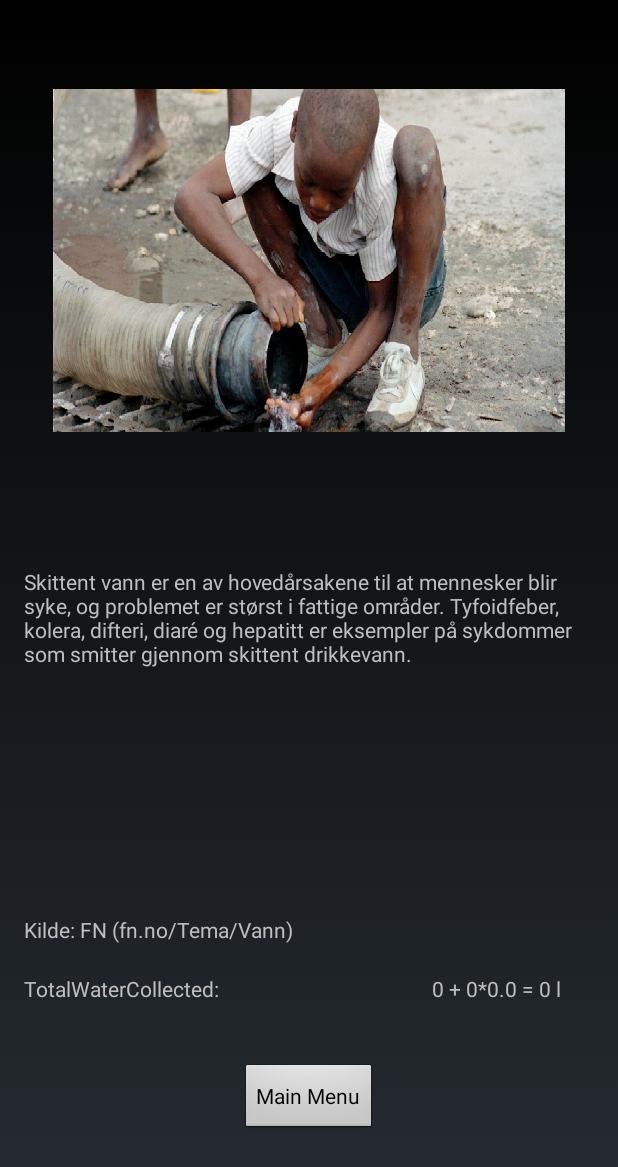
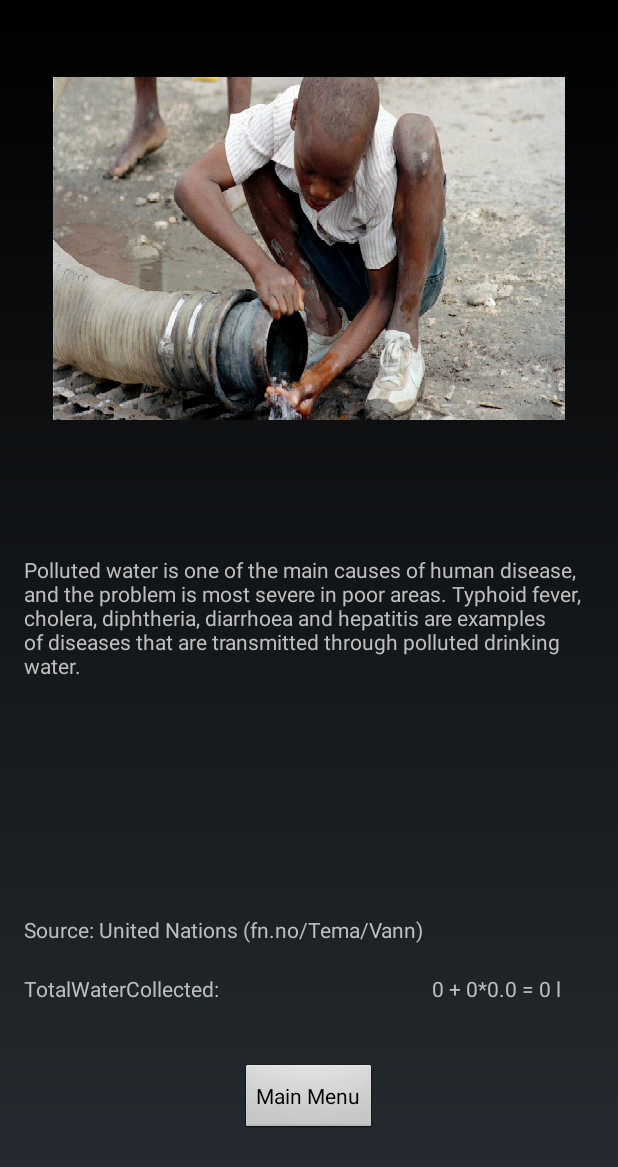
Before and after one commit to Agfct/MagicaeLudos, an Android app: the AfterGameActivity screen opened directly, with no data from a screen before it, on a phone screen of 412 x 824 dp. Shown: the top 1167 px of the screen. Run offline under Robolectric (Android 15) with nearby library versions, the phone set to English and light mode, and no system bars.

```diff
--- a/app/src/main/java/com/magicaeludos/mobile/magicaeludos/framework/GameSetting.java
+++ b/app/src/main/java/com/magicaeludos/mobile/magicaeludos/framework/GameSetting.java
@@ -38,7 +38,7 @@ public class GameSetting {
 
         Log.w("GameSettings","Difficulty: " +gameDifficulty+ " bucketSize: " + village.getBucketSize());
         if(gameDifficulty == 1){
-            gameTime = 60;
+            gameTime = 3;
             gameSpeed = 10;
             waterDropAmount = 5;
             water = new Water(0,village.getBucketSize());
--- a/app/src/main/java/com/magicaeludos/mobile/magicaeludos/framework/Grid.java
+++ b/app/src/main/java/com/magicaeludos/mobile/magicaeludos/framework/Grid.java
@@ -108,6 +108,7 @@ public class Grid {
             case 1:return lane1;
             case 2:return lane2;
             case 3:return lane3;
+            case 4:return new Point(-135,0);
         }
         //If a laneNr is not between 1-3 it returns the point of lane 1
         return lane1;
--- a/app/src/main/java/com/magicaeludos/mobile/magicaeludos/implementation/activities/GameContent.java
+++ b/app/src/main/java/com/magicaeludos/mobile/magicaeludos/implementation/activities/GameContent.java
@@ -226,7 +226,7 @@ public class GameContent implements Content{
             ending = true;
             Obstacle village = new Obstacle(this,
                     BitmapFactory.decodeResource(this.getActivity().getResources(),
-                            R.drawable.stone_small),0, 3, 5, ObstacleType.VILLAGE);
+                            R.drawable.village_endgame), 4, 5, 10, ObstacleType.VILLAGE);
             obstacles.add(village);
         }
     }
--- a/app/src/main/res/values/strings.xml
+++ b/app/src/main/res/values/strings.xml
@@ -28,32 +28,32 @@
         "800 children under five years of age die every day from diarrhea due to lack of safe water, sanitation and basic hygiene."
     </string>
     <string name="water_info_1">
-        "I følge FN trenger hver og en av oss mellom 20 - 50 liter vann om dagen for å sikre grunnleggende behov for drikke, matlaging og renhold. Nordmenn bruker i snitt 200 liter vann pr dag. Det er 20 ganger så mye som en landsbybeboer i Kenya."
+        "According to the UN, the required amount of water to ensure basic human needs such as drinking, cooking and cleaning is 20 – 50 litres per person each day. A Norwegian citizen uses on average 200 litres of water per day. That is 20 times the daily usage of a villager in Kenya."
     </string>
     <string name="water_info_2">
-        "Skittent vann er en av hovedårsakene til at mennesker blir syke, og problemet er størst i fattige områder. Tyfoidfeber, kolera, difteri, diaré og hepatitt er eksempler på sykdommer som smitter gjennom skittent drikkevann."
+        "Polluted water is one of the main causes of human disease, and the problem is most severe in poor areas. Typhoid fever, cholera, diphtheria, diarrhoea and hepatitis are examples of diseases that are transmitted through polluted drinking water."
     </string>
     <string name="water_info_3">
-        "FNs bærekraftmål nr. 6 er som følger: “Sikre bærekraftig forvaltning av, og tilgang til, rent vann og gode sanitærforhold for alle.” Dette kommer av at millioner av mennesker dør hvert år av sykdommer de får fordi de ikke har tilgang til rent vann og toalett. Flesteparten av disse er barn."
+        "Clean drinking water is part of the UN’s sustainable development goals and reads: “Ensure access to water and sanitation for all.” This goal exists because of the fact that millions of people die each year of diseases due to the lack of access to clean drinking water and good sanitation. Most of these people are children."
     </string>
     <string name="water_info_4">
-        "I 1992 vedtok FNs generalforsamling at 22. mars skulle være Verdens vanndag. Hvert år setter UN Water, enheten som koordinerer FNs arbeid med vann og sanitær, et nytt tema for vanndagen."
+        "In 1992, the UN General Assembly decided that the 22nd of March should be the World Water Day. Every year, UN Water (the unit coordinating UN related work on water and sanitation) decide on a new theme for the World Water Day. In 2016, the theme was “Water and Jobs.”"
     </string>
 
     <!-- Strings containing information source-->
     <string name="water_info_source_0">
-        "Kilde: UNICEF (blogs.unicef.org)"
+        "Source: UNICEF (blogs.unicef.org)"
     </string>
     <string name="water_info_source_1">
-        "Kilde: UNICEF (unicef.no/rent-vann-sanitaer)"
+        "Source: UNICEF (unicef.no/rent-vann-sanitaer)"
     </string>
     <string name="water_info_source_2">
-        "Kilde: FN (fn.no/Tema/Vann)"
+        "Source: United Nations (fn.no/Tema/Vann)"
     </string>
      <string name="water_info_source_3">
-        "Kilde: FN (fn.no/Tema/Vann)"
+        "Source: United Nations (fn.no/Tema/Vann)"
     </string>
      <string name="water_info_source_4">
-        "Kilde: FN (fn.no/Tema/Vann)"
+        "Source: United Nations (fn.no/Tema/Vann)"
     </string>
 </resources>
```
Also changed, not shown: app/src/main/res/drawable-hdpi/village_tracking.png, app/src/main/res/drawable-mdpi/village_tracking.png, app/src/main/res/drawable-xhdpi/village_tracking.png, app/src/main/res/drawable-xxhdpi/village_endgame.png (added), app/src/main/res/drawable-xxhdpi/village_tracking.png.
